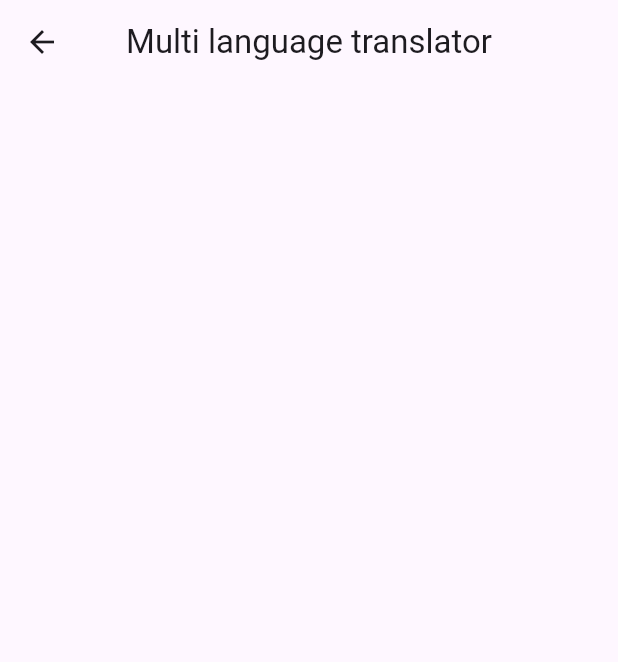
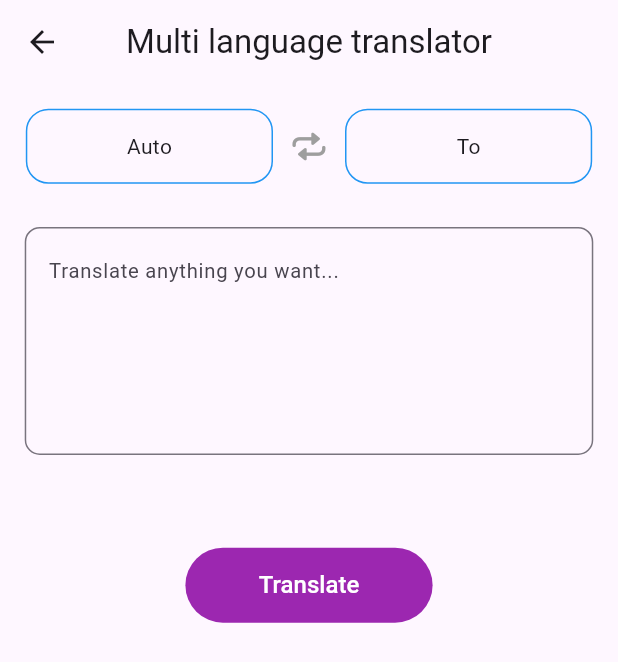
Before and after one commit to sovaamahato/my-Assistant, a Flutter app: the TranslatorFeature screen opened directly, on a phone screen of 412 x 824 dp. Shown: the top 662 px of the screen. Run offline on Flutter 3.47's test engine with Material 3 defaults, Android fonts, the phone set to English and light mode, and no system bars; our stand-ins replace animate_do, cached_network_image, flutter_animate, flutter_tts, get, hidden_drawer_menu and 5 more; missing offline and left inert: dart_openai, gallery_saver_updated; accounts and stored records are empty; network calls fail; project files that could hold a hidden picture were left out.

Commit message:
translate message

```diff
--- a/lib/controller/image_controller.dart
+++ b/lib/controller/image_controller.dart
@@ -10,7 +10,6 @@
 import 'package:path_provider/path_provider.dart';
 import 'package:share_plus/share_plus.dart';
 
-import '../openai_services.dart';
 import '../widgets/my_dialog.dart';
 
 enum Status { none, loading, complete }
--- /dev/null
+++ b/lib/controller/translate_controller.dart
@@ -0,0 +1,186 @@
+import 'dart:convert';
+import 'dart:developer';
+
+import 'package:flutter/material.dart';
+import 'package:get/get.dart';
+import 'package:my_assistant/controller/image_controller.dart';
+import 'package:my_assistant/openai_services.dart';
+import 'package:my_assistant/widgets/my_dialog.dart';
+
+class TranslateController extends GetxController {
+  final textC = TextEditingController();
+  final resultC = TextEditingController();
+
+  final from = ''.obs, to = ''.obs;
+  final status = Status.none.obs;
+
+  Future<void> translate() async {
+    //translate field box and language translate to should not be empty
+    if (textC.text.trim().isNotEmpty && to.isNotEmpty) {
+      String prompt = '';
+      if (from.isNotEmpty) {
+        prompt =
+            'Can you translate given text from ${from.value} to ${to.value}:\n${textC.text}';
+      } else {
+        prompt = 'Can you translate given text to ${to.value}:\n${textC.text}';
+      }
+      log(prompt);
+      final openAIService = OpenAIService();
+      final res = await openAIService.chatGPTAPI(prompt);
+      resultC.text = utf8.decode(res.codeUnits);
+       status.value = Status.complete;
+    } else {
+       status.value = Status.none;
+      if (to.isEmpty) MyDialog.info('Select To Language!');
+      if (textC.text.isEmpty) MyDialog.info('Type Something to Translate!');
+    }
+  }
+  void swapLanguages() {
+    if (to.isNotEmpty && from.isNotEmpty) {
+      //a = b
+      final t = to.value;
+      //b = c
+      to.value = from.value;
+      //c=a
+      from.value = t;
+    }
+  }
+
+  late final lang = jsonLang.keys.toList();
+
+  final jsonLang = const {
+    // 'Automatic': 'auto',
+    'Afrikaans': 'af',
+    'Albanian': 'sq',
+    'Amharic': 'am',
+    'Arabic': 'ar',
+    'Armenian': 'hy',
+    'Assamese': 'as',
+    'Aymara': 'ay',
+    'Azerbaijani': 'az',
+    'Bambara': 'bm',
+    'Basque': 'eu',
+    'Belarusian': 'be',
+    'Bengali': 'bn',
+    'Bhojpuri': 'bho',
+    'Bosnian': 'bs',
+    'Bulgarian': 'bg',
+    'Catalan': 'ca',
+    'Cebuano': 'ceb',
+    'Chinese (Simplified)': 'zh-cn',
+    'Chinese (Traditional)': 'zh-tw',
+    'Corsican': 'co',
+    'Croatian': 'hr',
+    'Czech': 'cs',
+    'Danish': 'da',
+    'Dhivehi': 'dv',
+    'Dogri': 'doi',
+    'Dutch': 'nl',
+    'English': 'en',
+    'Esperanto': 'eo',
+    'Estonian': 'et',
+    'Ewe': 'ee',
+    'Filipino (Tagalog)': 'tl',
+    'Finnish': 'fi',
+    'French': 'fr',
+    'Frisian': 'fy',
+    'Galician': 'gl',
+    'Georgian': 'ka',
+    'German': 'de',
+    'Greek': 'el',
+    'Guarani': 'gn',
+    'Gujarati': 'gu',
+    'Haitian Creole': 'ht',
+    'Hausa': 'ha',
+    'Hawaiian': 'haw',
+    'Hebrew': 'iw',
+    'Hindi': 'hi',
+    'Hmong': 'hmn',
+    'Hungarian': 'hu',
+    'Icelandic': 'is',
+    'Igbo': 'ig',
+    'Ilocano': 'ilo',
+    'Indonesian': 'id',
+    'Irish': 'ga',
+    'Italian': 'it',
+    'Japanese': 'ja',
+    'Javanese': 'jw',
+    'Kannada': 'kn',
+    'Kazakh': 'kk',
+    'Khmer': 'km',
+    'Kinyarwanda': 'rw',
+    'Konkani': 'gom',
+    'Korean': 'ko',
+    'Krio': 'kri',
+    'Kurdish (Kurmanji)': 'ku',
+    'Kurdish (Sorani)': 'ckb',
+    'Kyrgyz': 'ky',
+    'Lao': 'lo',
+    'Latin': 'la',
+    'Latvian': 'lv',
+    'Lithuanian': 'lt',
+    'Luganda': 'lg',
+    'Luxembourgish': 'lb',
+    'Macedonian': 'mk',
+    'Malagasy': 'mg',
+    'Maithili': 'mai',
+    'Malay': 'ms',
+    'Malayalam': 'ml',
+    'Maltese': 'mt',
+    'Maori': 'mi',
+    'Marathi': 'mr',
+    'Meiteilon (Manipuri)': 'mni-mtei',
+    'Mizo': 'lus',
+    'Mongolian': 'mn',
+    'Myanmar (Burmese)': 'my',
+    'Nepali': 'ne',
+    'Norwegian': 'no',
+    'Nyanja (Chichewa)': 'ny',
+    'Odia (Oriya)': 'or',
+    'Oromo': 'om',
+    'Pashto': 'ps',
+    'Persian': 'fa',
+    'Polish': 'pl',
+    'Portuguese': 'pt',
+    'Punjabi': 'pa',
+    'Quechua': 'qu',
+    'Romanian': 'ro',
+    'Russian': 'ru',
+    'Samoan': 'sm',
+    'Sanskrit': 'sa',
+    'Scots Gaelic': 'gd',
+    'Sepedi': 'nso',
+    'Serbian': 'sr',
+    'Sesotho': 'st',
+    'Shona': 'sn',
+    'Sindhi': 'sd',
+    'Sinhala': 'si',
+    'Slovak': 'sk',
+    'Slovenian': 'sl',
+    'Somali': 'so',
+    'Spanish': 'es',
+    'Sundanese': 'su',
+    'Swahili': 'sw',
+    'Swedish': 'sv',
+    'Tajik': 'tg',
+    'Tamil': 'ta',
+    'Tatar': 'tt',
+    'Telugu': 'te',
+    'Thai': 'th',
+    'Tigrinya': 'ti',
+    'Tsonga': 'ts',
+    'Turkish': 'tr',
+    'Turkmen': 'tk',
+    'Twi (Akan)': 'ak',
+    'Ukrainian': 'uk',
+    'Urdu': 'ur',
+    'Uyghur': 'ug',
+    'Uzbek': 'uz',
+    'Vietnamese': 'vi',
+    'Welsh': 'cy',
+    'Xhosa': 'xh',
+    'Yiddish': 'yi',
+    'Yoruba': 'yo',
+    'Zulu': 'zu'
+  };
+}
--- a/lib/feature_box.dart
+++ b/lib/feature_box.dart
@@ -2,10 +2,10 @@
 import 'package:my_assistant/pallete.dart';
 
 class FeatureBox extends StatelessWidget {
-  final headerText;
-  final descriptionText;
+  final String headerText;
+  final String descriptionText;
   final color;
-  const FeatureBox({ required this.headerText,required this.descriptionText, required this.color});
+  const FeatureBox({super.key,  required this.headerText,required this.descriptionText, required this.color});
 
   @override
   Widget build(BuildContext context) {
--- a/lib/pages/feature/Image_feature.dart
+++ b/lib/pages/feature/Image_feature.dart
@@ -5,7 +5,6 @@
 import 'package:my_assistant/widgets/custom_button.dart';
 
 import '../../controller/image_controller.dart';
-import '../../utils/enum_home_type.dart';
 import '../../widgets/custom_loading.dart';
 
 class ImageFeature extends StatefulWidget {
--- a/lib/pages/feature/sparky_bot.dart
+++ b/lib/pages/feature/sparky_bot.dart
@@ -1,7 +1,6 @@
 import 'package:flutter/material.dart';
 import 'package:flutter_tts/flutter_tts.dart';
 import 'package:get/get.dart';
-import 'package:lottie/lottie.dart';
 import 'package:my_assistant/controller/chat_controller.dart';
 import 'package:my_assistant/widgets/assistant_img_animation.dart';
 import 'package:speech_to_text/speech_recognition_result.dart';
@@ -91,7 +90,7 @@
             const SizedBox(
               height: 20,
             ),
-            AssistantImgAnimation(),
+            const AssistantImgAnimation(),
             SingleChildScrollView(
               child: Stack(
                 children: [
@@ -230,7 +229,7 @@
                               Visibility(
                                   visible: isLoading == true,
                                   child: Container(
-                                    child: CircularProgressIndicator(
+                                    child: const CircularProgressIndicator(
                                       valueColor:
                                           AlwaysStoppedAnimation(Colors.blue),
                                     ),
--- a/lib/pages/feature/translator_feature.dart
+++ b/lib/pages/feature/translator_feature.dart
@@ -1,10 +1,25 @@
+import 'package:flutter/cupertino.dart';
 import 'package:flutter/material.dart';
+import 'package:get/get.dart';
+import 'package:my_assistant/controller/translate_controller.dart';
+import 'package:my_assistant/widgets/custom_button.dart';
+import 'package:my_assistant/widgets/custom_loading.dart';
+import 'package:my_assistant/widgets/language_sheet.dart';
 
-class TranslatorFeature extends StatelessWidget {
+import '../../controller/image_controller.dart';
+
+class TranslatorFeature extends StatefulWidget {
   const TranslatorFeature({super.key});
 
   @override
+  State<TranslatorFeature> createState() => _TranslatorFeatureState();
+}
+
+class _TranslatorFeatureState extends State<TranslatorFeature> {
+  final _c = TranslateController();
+  @override
   Widget build(BuildContext context) {
+    var mq = MediaQuery.of(context).size;
     return Scaffold(
       //-----------appbar
       appBar: AppBar(
@@ -12,7 +27,106 @@
         title: const Text("Multi language translator"),
       ),
       //-----------------body
-      body: ListView(children: const []),
+      body: ListView(
+          physics: const BouncingScrollPhysics(),
+          padding:
+              EdgeInsets.only(top: mq.height * .02, bottom: mq.height * .1),
+          children: [
+            Row(
+              mainAxisAlignment: MainAxisAlignment.center,
+              children: [
+                //from language
+                InkWell(
+                  onTap: () => Get.bottomSheet(LanguageSheet(
+                    c: _c,
+                    s: _c.from,
+                  )),
+                  borderRadius: const BorderRadius.all(Radius.circular(15)),
+                  child: Container(
+                    height: 50,
+                    width: mq.width * 0.4,
+                    alignment: Alignment.center,
+                    decoration: BoxDecoration(
+                      border: Border.all(color: Colors.blue),
+                      borderRadius: const BorderRadius.all(Radius.circular(15)),
+                    ),
+                    child: Obx(
+                        () => Text(_c.from.isEmpty ? 'Auto' : _c.from.value)),
+                  ),
+                ),
+                //swipe language btn
+                IconButton(
+                  onPressed: _c.swapLanguages,
+                  icon: Obx(
+                    () => Icon(
+                      CupertinoIcons.repeat,
+                      color: _c.to.isNotEmpty && _c.from.isNotEmpty
+                          ? Colors.blue
+                          : Colors.grey,
+                    ),
+                  ),
+                ),
+                //to language
+                InkWell(
+                  onTap: () => Get.bottomSheet(LanguageSheet(c: _c, s: _c.to)),
+                  borderRadius: const BorderRadius.all(Radius.circular(15)),
+                  child: Container(
+                    height: 50,
+                    width: mq.width * 0.4,
+                    alignment: Alignment.center,
+                    decoration: BoxDecoration(
+                      border: Border.all(color: Colors.blue),
+                      borderRadius: const BorderRadius.all(Radius.circular(15)),
+                    ),
+                    child: Obx(() => Text(_c.to.isEmpty ? 'To' : _c.to.value)),
+                  ),
+                ),
+              ],
+            ),
+            //text field
+            Padding(
+              padding: EdgeInsets.symmetric(
+                  horizontal: mq.width * .04, vertical: mq.height * .035),
+              child: TextFormField(
+                controller: _c.textC,
+                minLines: 5,
+                maxLines: null,
+                onTapOutside: (e) => FocusScope.of(context).unfocus(),
+                decoration: const InputDecoration(
+                    hintText: 'Translate anything you want...',
+                    hintStyle: TextStyle(fontSize: 13.5),
+                    border: OutlineInputBorder(
+                        borderRadius: BorderRadius.all(Radius.circular(10)))),
+              ),
+            ),
+            //result field
+            Obx(() => _translateResult()),
+
+            SizedBox(height: mq.height * .04),
+
+            //translate btn
+            CustomButton(
+              onTap: () => _c.translate(),
+              text: 'Translate',
+            )
+          ]),
     );
   }
+
+  Widget _translateResult() => switch (_c.status.value) {
+        Status.none => const SizedBox(),
+        Status.complete => Padding(
+            padding: EdgeInsets.symmetric(
+                horizontal: MediaQuery.of(context).size.width * .04),
+            child: TextFormField(
+              controller: _c.resultC,
+              maxLines: null,
+              onTapOutside: (e) => FocusScope.of(context).unfocus(),
+              decoration: const InputDecoration(
+                  border: OutlineInputBorder(
+                      borderRadius: BorderRadius.all(Radius.circular(10)))),
+            ),
+          ),
+        Status.loading => const Align(child: CustomLoading())
+      };
 }
--- a/lib/secret.dart
+++ b/lib/secret.dart
@@ -1,3 +1,3 @@
 //const OpenAIAPIKey='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';
 
-const OpenAIAPIKey = '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';
+const OpenAIAPIKey = '';
--- a/lib/utils/enum_home_type.dart
+++ b/lib/utils/enum_home_type.dart
@@ -1,6 +1,6 @@
 import 'package:flutter/material.dart';
 import 'package:get/get.dart';
-import 'package:my_assistant/pages/feature/Image_feature.dart';
+import 'package:my_assistant/pages/feature/image_feature.dart';
 import 'package:my_assistant/pages/feature/sparky_bot.dart';
 import 'package:my_assistant/pages/feature/translator_feature.dart';
 
@@ -37,7 +37,7 @@
   //for padding
   VoidCallback get onTap => switch (this) {
         HomeType.aiChatBot => () => Get.to(() => const SparkyBot()),
-        HomeType.aiImage => () => Get.to(() => ImageFeature()),
-        HomeType.aiTranslator => () => Get.to(() => TranslatorFeature()),
+        HomeType.aiImage => () => Get.to(() => const ImageFeature()),
+        HomeType.aiTranslator => () => Get.to(() => const TranslatorFeature()),
       };
 }
--- a/lib/widgets/custom_button.dart
+++ b/lib/widgets/custom_button.dart
@@ -1,5 +1,4 @@
 import 'package:flutter/material.dart';
-import 'package:get/get.dart';
 
 class CustomButton extends StatelessWidget {
   final String text;
@@ -23,7 +22,7 @@
           onPressed: onTap,
           child: Text(
             text,
-            style: TextStyle(color: Colors.white),
+            style: const TextStyle(color: Colors.white),
           )),
     );
   }
--- a/pubspec.yaml
+++ b/pubspec.yaml
@@ -57,6 +57,7 @@
 
   # For Sharing Image
   share_plus: ^7.2.1
+  path_provider: ^2.1.2
 
 
 
```
Also changed, not shown: lib/widgets/language_sheet.dart (added, +83 -0 lines), pubspec.lock.
